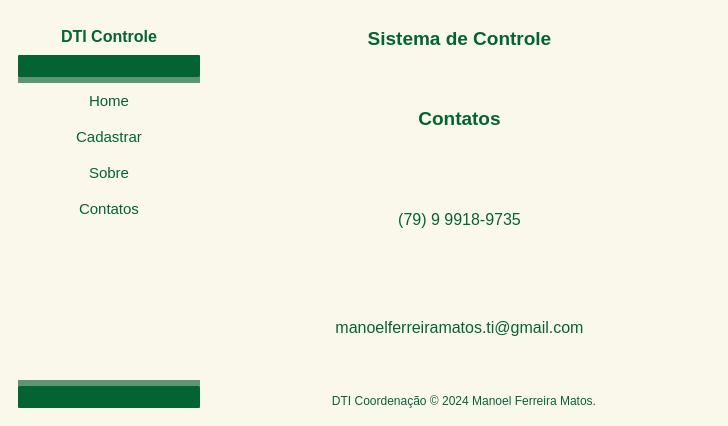
The window that ui_main.ui (ManelFer/SistemaDti1) describes before a commit, drawn with Qt 5.
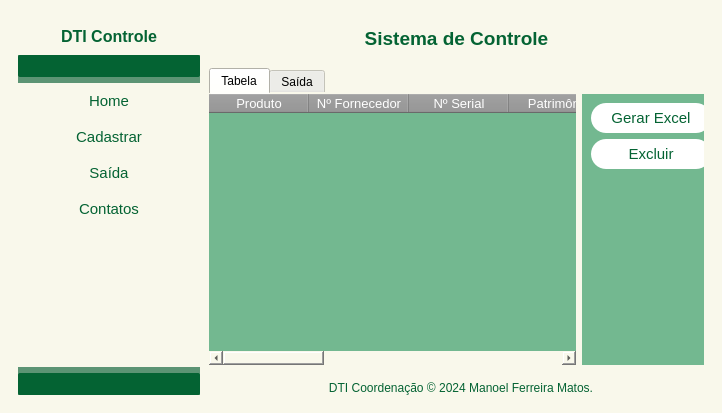
The same window after the commit. The open tabs and pages were chosen to show the change. Icons and pictures are not drawn.

Commit message:
atualização
atualização no designer

What changed in the file:
```diff
--- a/ui_main.ui
+++ b/ui_main.ui
@@ -6,8 +6,8 @@
    <rect>
     <x>0</x>
     <y>0</y>
-    <width>728</width>
-    <height>426</height>
+    <width>722</width>
+    <height>413</height>
    </rect>
   </property>
   <property name="windowTitle">
@@ -142,8 +142,8 @@
               <rect>
                <x>0</x>
                <y>0</y>
-               <width>174</width>
-               <height>290</height>
+               <width>182</width>
+               <height>277</height>
               </rect>
              </property>
              <property name="styleSheet">
@@ -227,7 +227,7 @@
                  <cursorShape>PointingHandCursor</cursorShape>
                 </property>
                 <property name="text">
-                 <string>Sobre</string>
+                 <string>Saída</string>
                 </property>
                </widget>
               </item>
@@ -790,24 +790,181 @@
             <widget class="QWidget" name="pg_4_sobre">
              <layout class="QVBoxLayout" name="verticalLayout_11">
               <item>
-               <widget class="QLabel" name="label_10">
-                <property name="text">
-                 <string>&lt;html&gt;&lt;head/&gt;&lt;body&gt;&lt;p align=&quot;center&quot;&gt;&lt;span style=&quot; font-size:14pt; font-weight:700;&quot;&gt;Contatos&lt;/span&gt;&lt;/p&gt;&lt;/body&gt;&lt;/html&gt;</string>
+               <widget class="QTabWidget" name="tabWidget_2">
+                <property name="cursor">
+                 <cursorShape>PointingHandCursor</cursorShape>
                 </property>
-               </widget>
-              </item>
-              <item>
-               <widget class="QLabel" name="label_6">
-                <property name="text">
-                 <string>&lt;html&gt;&lt;head/&gt;&lt;body&gt;&lt;p align=&quot;center&quot;&gt;&lt;img src=&quot;:/icons/icons/whatsApp.png&quot;/&gt;&lt;span style=&quot; font-size:18pt; vertical-align:super;&quot;&gt;(79) 9 9918-9735&lt;/span&gt;&lt;/p&gt;&lt;/body&gt;&lt;/html&gt;</string>
+                <property name="currentIndex">
+                 <number>1</number>
                 </property>
-               </widget>
-              </item>
-              <item>
-               <widget class="QLabel" name="label_9">
-                <property name="text">
-                 <string>&lt;html&gt;&lt;head/&gt;&lt;body&gt;&lt;p align=&quot;center&quot;&gt;&lt;img src=&quot;:/icons/icons/email.png&quot;/&gt;&lt;span style=&quot; font-size:18pt; vertical-align:super;&quot;&gt;manoelferreiramatos.ti@gmail.com&lt;/span&gt;&lt;/p&gt;&lt;/body&gt;&lt;/html&gt;</string>
-                </property>
+                <widget class="QWidget" name="tb_saida">
+                 <attribute name="title">
+                  <string>Tabela</string>
+                 </attribute>
+                 <widget class="QWidget" name="layoutWidget">
+                  <property name="geometry">
+                   <rect>
+                    <x>0</x>
+                    <y>0</y>
+                    <width>511</width>
+                    <height>271</height>
+                   </rect>
+                  </property>
+                  <layout class="QHBoxLayout" name="horizontalLayout_8">
+                   <item>
+                    <widget class="QTableWidget" name="tableWidget_2">
+                     <property name="styleSheet">
+                      <string notr="true">QHeaderView::section{
+ background-color: rgb(148,148,148);
+ color: rgb(255,255,255);
+ font: 10pt
+}
+QTableWidget{
+background-color: rgb(115, 184, 144);
+}</string>
+                     </property>
+                     <column>
+                      <property name="text">
+                       <string>Produto</string>
+                      </property>
+                     </column>
+                     <column>
+                      <property name="text">
+                       <string>Nº Fornecedor</string>
+                      </property>
+                     </column>
+                     <column>
+                      <property name="text">
+                       <string>Nº Serial</string>
+                      </property>
+                     </column>
+                     <column>
+                      <property name="text">
+                       <string>Patrimônio</string>
+                      </property>
+                     </column>
+                     <column>
+                      <property name="text">
+                       <string>Marca</string>
+                      </property>
+                     </column>
+                     <column>
+                      <property name="text">
+                       <string>Modelo</string>
+                      </property>
+                     </column>
+                     <column>
+                      <property name="text">
+                       <string>Data de cadastro</string>
+                      </property>
+                     </column>
+                     <column>
+                      <property name="text">
+                       <string>Descrição</string>
+                      </property>
+                     </column>
+                     <column>
+                      <property name="text">
+                       <string>Quantidade</string>
+                      </property>
+                     </column>
+                     <column>
+                      <property name="text">
+                       <string/>
+                      </property>
+                     </column>
+                    </widget>
+                   </item>
+                   <item>
+                    <widget class="QFrame" name="frame_5">
+                     <property name="styleSheet">
+                      <string notr="true">QPushButton{
+ border-radius: 15px;
+ background-color: rgb(255,255,255);
+ font: 11pt;
+ color: rgb(4, 99, 51);
+}
+
+QFrame{
+background-color: rgb(115, 184, 144);
+}</string>
+                     </property>
+                     <property name="frameShape">
+                      <enum>QFrame::Shape::StyledPanel</enum>
+                     </property>
+                     <property name="frameShadow">
+                      <enum>QFrame::Shadow::Raised</enum>
+                     </property>
+                     <layout class="QVBoxLayout" name="verticalLayout_12">
+                      <item>
+                       <widget class="QPushButton" name="btn_excel_2">
+                        <property name="minimumSize">
+                         <size>
+                          <width>120</width>
+                          <height>30</height>
+                         </size>
+                        </property>
+                        <property name="cursor">
+                         <cursorShape>PointingHandCursor</cursorShape>
+                        </property>
+                        <property name="styleSheet">
+                         <string notr="true">QPushButton:hover{
+color: rgb(255,255,255);
+background-color: rgb(4, 99, 51);
+}</string>
+                        </property>
+                        <property name="text">
+                         <string>Gerar Excel</string>
+                        </property>
+                       </widget>
+                      </item>
+                      <item>
+                       <widget class="QPushButton" name="btn_excluir_2">
+                        <property name="minimumSize">
+                         <size>
+                          <width>120</width>
+                          <height>30</height>
+                         </size>
+                        </property>
+                        <property name="cursor">
+                         <cursorShape>PointingHandCursor</cursorShape>
+                        </property>
+                        <property name="styleSheet">
+                         <string notr="true">QPushButton:hover{
+color: rgb(255,255,255);
+background-color: rgb(218, 1, 1);
+}</string>
+                        </property>
+                        <property name="text">
+                         <string>Excluir</string>
+                        </property>
+                       </widget>
+                      </item>
+                      <item>
+                       <spacer name="verticalSpacer_3">
+                        <property name="orientation">
+                         <enum>Qt::Orientation::Vertical</enum>
+                        </property>
+                        <property name="sizeHint" stdset="0">
+                         <size>
+                          <width>20</width>
+                          <height>40</height>
+                         </size>
+                        </property>
+                       </spacer>
+                      </item>
+                     </layout>
+                    </widget>
+                   </item>
+                  </layout>
+                 </widget>
+                </widget>
+                <widget class="QWidget" name="for_saida">
+                 <attribute name="title">
+                  <string>Saída</string>
+                 </attribute>
+                 <layout class="QHBoxLayout" name="horizontalLayout_9"/>
+                </widget>
                </widget>
               </item>
              </layout>
```
Left out of the diff: 164 changed lines with no effect on the pictures. The commit also changes 1 other file.
